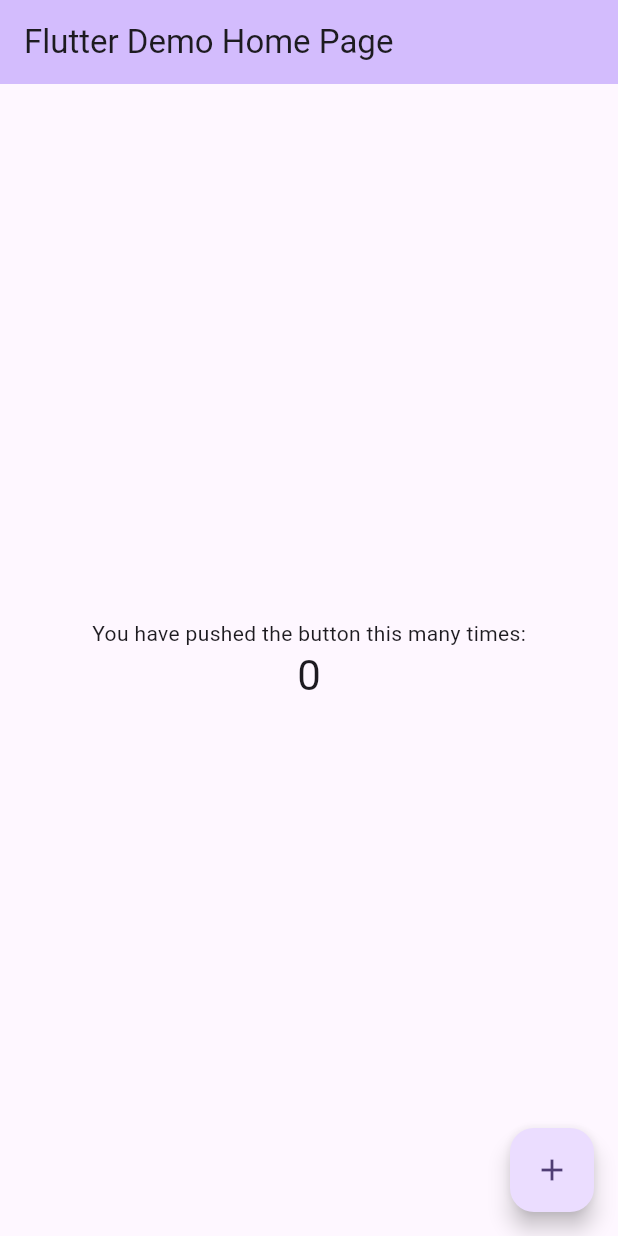
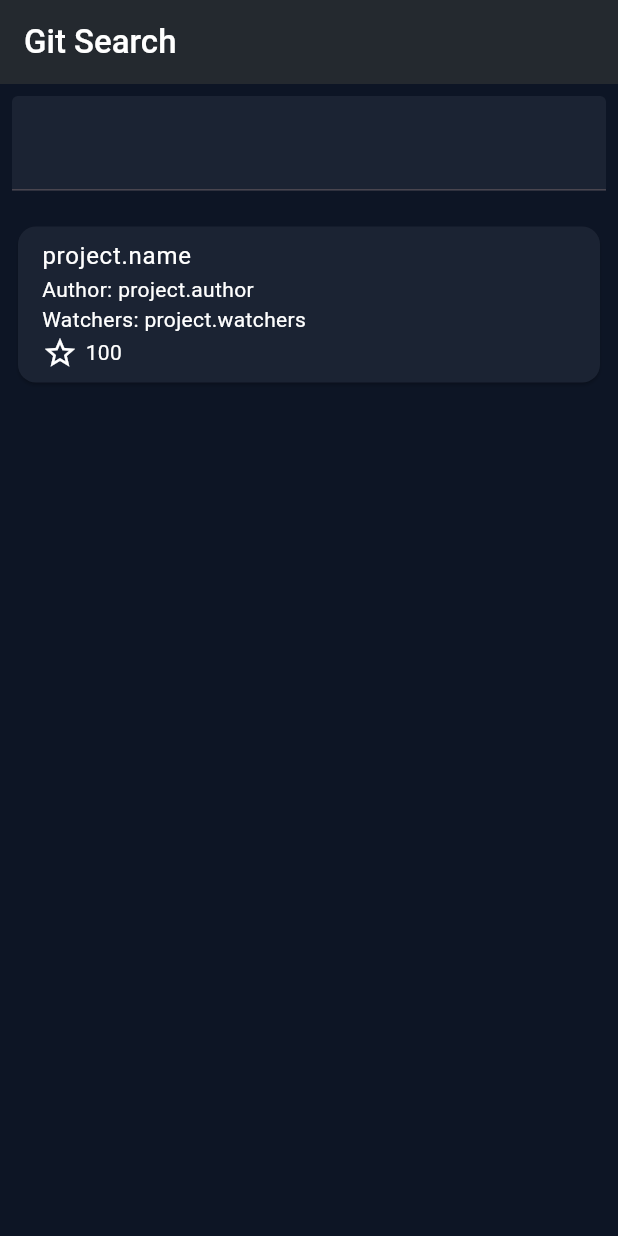
Before and after one commit to MajidiyM/github_search, a Flutter app: the screen it shows after launch, on a phone screen of 412 x 824 dp. Run offline on Flutter 3.47's test engine with Material 3 defaults, Android fonts, the phone set to English and light mode, and no system bars.

Commit message:
[Created] Search field and Card for repos

```diff
--- /dev/null
+++ b/lib/githubSearch.dart
@@ -0,0 +1,16 @@
+import 'package:flutter/material.dart';
+// import 'theme/theme.dart';
+import 'routes/routes.dart';
+
+class GithubSearch extends StatelessWidget {
+  const GithubSearch({super.key});
+
+  @override
+  Widget build(BuildContext context) {
+    return MaterialApp(
+      debugShowCheckedModeBanner: false,
+      // theme: darkTheme,
+      routes: routes,
+    );
+  }
+}
--- a/lib/main.dart
+++ b/lib/main.dart
@@ -1,125 +1,4 @@
 import 'package:flutter/material.dart';
+import 'githubSearch.dart';
 
-void main() {
-  runApp(const MyApp());
-}
-
-class MyApp extends StatelessWidget {
-  const MyApp({super.key});
-
-  // This widget is the root of your application.
-  @override
-  Widget build(BuildContext context) {
-    return MaterialApp(
-      title: 'Flutter Demo',
-      theme: ThemeData(
-        // This is the theme of your application.
-        //
-        // TRY THIS: Try running your application with "flutter run". You'll see
-        // the application has a purple toolbar. Then, without quitting the app,
-        // try changing the seedColor in the colorScheme below to Colors.green
-        // and then invoke "hot reload" (save your changes or press the "hot
-        // reload" button in a Flutter-supported IDE, or press "r" if you used
-        // the command line to start the app).
-        //
-        // Notice that the counter didn't reset back to zero; the application
-        // state is not lost during the reload. To reset the state, use hot
-        // restart instead.
-        //
-        // This works for code too, not just values: Most code changes can be
-        // tested with just a hot reload.
-        colorScheme: ColorScheme.fromSeed(seedColor: Colors.deepPurple),
-        useMaterial3: true,
-      ),
-      home: const MyHomePage(title: 'Flutter Demo Home Page'),
-    );
-  }
-}
-
-class MyHomePage extends StatefulWidget {
-  const MyHomePage({super.key, required this.title});
-
-  // This widget is the home page of your application. It is stateful, meaning
-  // that it has a State object (defined below) that contains fields that affect
-  // how it looks.
-
-  // This class is the configuration for the state. It holds the values (in this
-  // case the title) provided by the parent (in this case the App widget) and
-  // used by the build method of the State. Fields in a Widget subclass are
-  // always marked "final".
-
-  final String title;
-
-  @override
-  State<MyHomePage> createState() => _MyHomePageState();
-}
-
-class _MyHomePageState extends State<MyHomePage> {
-  int _counter = 0;
-
-  void _incrementCounter() {
-    setState(() {
-      // This call to setState tells the Flutter framework that something has
-      // changed in this State, which causes it to rerun the build method below
-      // so that the display can reflect the updated values. If we changed
-      // _counter without calling setState(), then the build method would not be
-      // called again, and so nothing would appear to happen.
-      _counter++;
-    });
-  }
-
-  @override
-  Widget build(BuildContext context) {
-    // This method is rerun every time setState is called, for instance as done
-    // by the _incrementCounter method above.
-    //
-    // The Flutter framework has been optimized to make rerunning build methods
-    // fast, so that you can just rebuild anything that needs updating rather
-    // than having to individually change instances of widgets.
-    return Scaffold(
-      appBar: AppBar(
-        // TRY THIS: Try changing the color here to a specific color (to
-        // Colors.amber, perhaps?) and trigger a hot reload to see the AppBar
-        // change color while the other colors stay the same.
-        backgroundColor: Theme.of(context).colorScheme.inversePrimary,
-        // Here we take the value from the MyHomePage object that was created by
-        // the App.build method, and use it to set our appbar title.
-        title: Text(widget.title),
-      ),
-      body: Center(
-        // Center is a layout widget. It takes a single child and positions it
-        // in the middle of the parent.
-        child: Column(
-          // Column is also a layout widget. It takes a list of children and
-          // arranges them vertically. By default, it sizes itself to fit its
-          // children horizontally, and tries to be as tall as its parent.
-          //
-          // Column has various properties to control how it sizes itself and
-          // how it positions its children. Here we use mainAxisAlignment to
-          // center the children vertically; the main axis here is the vertical
-          // axis because Columns are vertical (the cross axis would be
-          // horizontal).
-          //
-          // TRY THIS: Invoke "debug painting" (choose the "Toggle Debug Paint"
-          // action in the IDE, or press "p" in the console), to see the
-          // wireframe for each widget.
-          mainAxisAlignment: MainAxisAlignment.center,
-          children: <Widget>[
-            const Text(
-              'You have pushed the button this many times:',
-            ),
-            Text(
-              '$_counter',
-              style: Theme.of(context).textTheme.headlineMedium,
-            ),
-          ],
-        ),
-      ),
-      floatingActionButton: FloatingActionButton(
-        onPressed: _incrementCounter,
-        tooltip: 'Increment',
-        child: const Icon(Icons.add),
-      ), // This trailing comma makes auto-formatting nicer for build methods.
-    );
-  }
-}
+void main() => runApp(const GithubSearch());
--- /dev/null
+++ b/lib/repoList/screen/repoListScreen.dart
@@ -0,0 +1,96 @@
+import 'package:flutter/material.dart';
+
+class RepoListScreen extends StatefulWidget {
+  const RepoListScreen({super.key});
+
+  @override
+  State<RepoListScreen> createState() => _RepoListScreenState();
+}
+
+class _RepoListScreenState extends State<RepoListScreen> {
+  @override
+  Widget build(BuildContext context) {
+    return Scaffold(
+      backgroundColor: const Color(0xFF0d1525),
+      appBar: AppBar(
+        title: const Text(
+          "Git Search",
+          style: TextStyle(
+            fontWeight: FontWeight.w500,
+            color: Colors.white,
+          ),
+        ),
+        backgroundColor: const Color(0xFF24292f),
+      ),
+      body: const Padding(
+        padding: EdgeInsets.all(8.0),
+        child: Column(
+          children: [
+            // поле поиска
+            TextField(
+              style: TextStyle(
+                color: Colors.white,
+                fontSize: 22.0,
+              ),
+              decoration: InputDecoration(
+                  contentPadding:
+                      EdgeInsets.symmetric(vertical: 15.0, horizontal: 10.0),
+                  filled: true,
+                  fillColor: Color(0xFF1b2333),
+                  labelStyle: TextStyle(
+                    color: Colors.black,
+                  )),
+            ),
+            SizedBox(
+              height: 20.0,
+            ),
+            Card(
+              color: Color(0xFF1b2333),
+              child: ListTile(
+                title: Text(
+                  "project.name",
+                  style: TextStyle(
+                    color: Colors.white,
+                  ),
+                ),
+                subtitle: Column(
+                  crossAxisAlignment: CrossAxisAlignment.start,
+                  children: [
+                    Text(
+                      'Author: project.author',
+                      style: TextStyle(
+                        color: Colors.white,
+                      ),
+                    ),
+                    Text(
+                      'Watchers: project.watchers',
+                      style: TextStyle(
+                        color: Colors.white,
+                      ),
+                    ),
+                    Row(
+                      children: [
+                        Icon(
+                          color: Colors.white,
+                          Icons.star_border,
+                        ),
+                        SizedBox(
+                            width: 5), // Adjust spacing between icon and text
+                        Text(
+                          '100',
+                          style: TextStyle(
+                            color: Colors.white,
+                          ),
+                        ), // Number of stars
+                      ],
+                    ),
+                  ],
+                ),
+              ),
+            ),
+          ],
+        ),
+      ),
+    );
+  }
+}
--- /dev/null
+++ b/lib/repoList/screen/screen.dart
@@ -0,0 +1 @@
+export 'repoListScreen.dart';
--- /dev/null
+++ b/lib/repoList/widget.dart/repoCard.dart
@@ -0,0 +1 @@
+import 'package:flutter/material.dart';
--- /dev/null
+++ b/lib/repoList/widget.dart/widget.dart
@@ -0,0 +1 @@
+export 'repoCard.dart';
--- /dev/null
+++ b/lib/routes/routes.dart
@@ -0,0 +1,5 @@
+import '../repoList/screen/screen.dart';
+
+final routes = {
+  "/": (context) => const RepoListScreen(),
+};
--- /dev/null
+++ b/lib/theme/theme.dart
@@ -0,0 +1 @@
+import 'package:flutter/material.dart';
```
Also changed, not shown: 1 other file.
